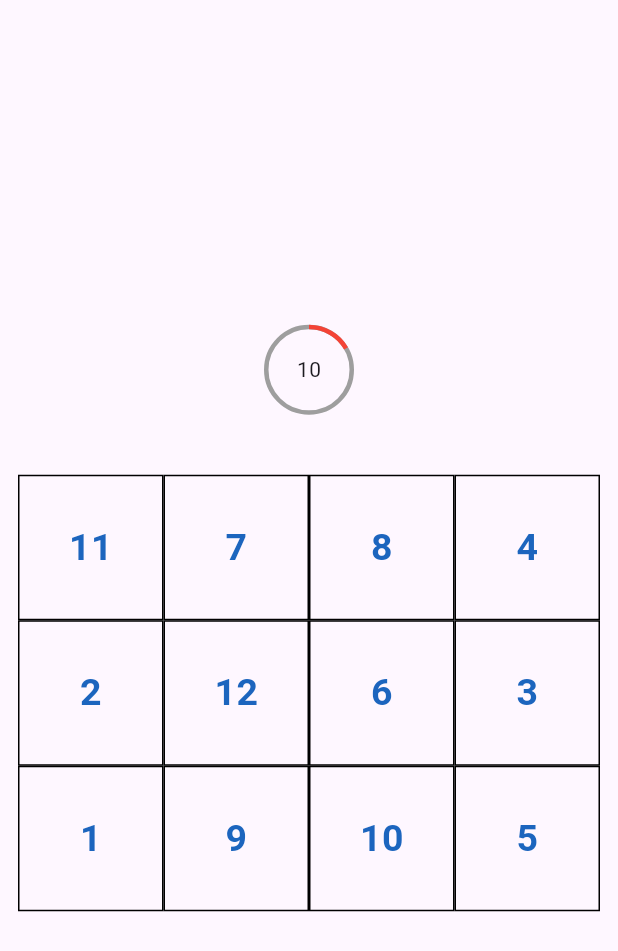
After one commit to Sahil-Kundaliya/my_game, a Flutter app: the BrainTapScreen screen opened by its route, after a tap on "12", after a tap on "11", on a phone screen of 412 x 824 dp. The commit adds this screen. Shown: the top 951 px of the screen. Run offline on Flutter 3.47's test engine with Material 3 defaults, Android fonts, the phone set to English and light mode, and no system bars; drawn by our look-alikes of percent_indicator; our stand-ins replace confetti, flutter_bloc.

Commit message:
Brain Tap game added

```diff
--- /dev/null
+++ b/devtools_options.yaml
@@ -0,0 +1,3 @@
+description: This file stores settings for Dart & Flutter DevTools.
+documentation: https://docs.flutter.dev/tools/devtools/extensions#configure-extension-enablement-states
+extensions:
--- a/lib/constants/app_routes.dart
+++ b/lib/constants/app_routes.dart
@@ -1,5 +1,5 @@
 import 'package:flutter/material.dart';
-import 'package:my_game/features/tic_tac_toe_game/screens/game_screen.dart';
+import 'package:my_game/features/brain_tap/screens/brain_tap_page.dart';
 import 'package:my_game/features/tic_tac_toe_game/screens/tic_tac_toe_game_screen.dart';
 
 import '../features/home/screens/game_menu.dart';
@@ -20,5 +20,6 @@ class AppRoutes {
     ThumbGameScreen.thumbGameScreen: (context) => const ThumbGameScreen(),
     TicTacToeGameScreen.ticTacToeGameScreen: (context) =>
         const TicTacToeGameScreen(),
+    BrainTapScreen.brainTapScreen: (context) => const BrainTapScreen(),
   };
 }
--- /dev/null
+++ b/lib/features/brain_tap/cubits/brain_tap_cubit.dart
@@ -0,0 +1,94 @@
+import 'dart:async';
+
+import 'package:flutter_bloc/flutter_bloc.dart';
+import 'package:my_game/features/brain_tap/cubits/brain_tap_state.dart';
+import 'package:my_game/features/brain_tap/models/number_model.dart';
+import 'package:my_game/utils/global_helper.dart';
+
+class BrainTabCubit extends Cubit<BrainTabState> {
+  BrainTabCubit() : super(BrainTapInitialState()) {
+    emit(BrainTapGameIndexState());
+  }
+  List<NumberModel> allNumber = [];
+  List<int> selectedNumber = [];
+  int selectedGameIndex = 0;
+  List<int> allGameIndex = [12, 16, 25];
+  int gridviewCrossAxisCount = 5;
+  Timer? _ticker;
+  int timerCount = 0;
+  bool playerWin = false;
+
+  loadingGames() {
+    allNumber.clear();
+    for (var i = 0; i < selectedGameIndex; i++) {
+      allNumber.add(NumberModel(
+          number: i + 1, numberColor: GlobalHelper.getRandomColor()));
+    }
+    allNumber.shuffle();
+    _onStartTimer();
+    emit(BrainTapLoadingState());
+  }
+
+  double getTimerPercentage() {
+    double percentage;
+
+    percentage = ((timerCount * 100) / selectedGameIndex) / 100;
+
+    if (percentage <= 0) {
+      percentage = 0;
+    } else if (percentage >= 1) {
+      percentage = 1;
+    }
+    return percentage;
+  }
+
+  void changeGameIndex(int nextIndex) {
+    selectedGameIndex = nextIndex;
+    if (selectedGameIndex == 25) {
+      gridviewCrossAxisCount = 5;
+    } else {
+      gridviewCrossAxisCount = 4;
+    }
+    loadingGames();
+    emit(BrainTapGamesState());
+  }
+
+  void _onStartTimer() {
+    _ticker?.cancel(); // cancel any existing timer
+    timerCount = 0;
+
+    _ticker = Timer.periodic(const Duration(seconds: 1), (timer) {
+      timerCount++;
+      if (timerCount <= selectedGameIndex) {
+        emit(BrainTapGamesState());
+      } else {
+        emit(BrainTapGameOverState());
+
+        timer.cancel();
+      }
+    });
+  }
+
+  void tapNumber(int tap) {
+    if (selectedNumber.isEmpty && tap == 1) {
+      selectedNumber.add(tap);
+      return;
+    } else if (selectedNumber.isNotEmpty && (selectedNumber.last + 1) == tap) {
+      selectedNumber.add(tap);
+    }
+
+    if (allNumber.length == selectedNumber.length) {
+      playerWin = true;
+      _ticker?.cancel();
+      emit(BrainTapGameOverState());
+
+      //win
+    }
+  }
+
+  void restartGame() {
+    playerWin = false;
+    selectedNumber.clear();
+    emit(BrainTapGameIndexState());
+  }
+}
--- /dev/null
+++ b/lib/features/brain_tap/cubits/brain_tap_state.dart
@@ -0,0 +1,13 @@
+abstract class BrainTabState {}
+
+class BrainTapInitialState extends BrainTabState {}
+
+class BrainTapGameIndexState extends BrainTabState {}
+
+class BrainTapLoadingState extends BrainTabState {}
+
+class BrainTapGamesState extends BrainTabState {}
+
+class BrainTapGameOverState extends BrainTabState {}
+
+class UpdateState extends BrainTabState {}
--- /dev/null
+++ b/lib/features/brain_tap/models/number_model.dart
@@ -0,0 +1,7 @@
+import 'package:flutter/material.dart';
+
+class NumberModel {
+  NumberModel({required this.number, required this.numberColor});
+  int number;
+  Color numberColor;
+}
--- /dev/null
+++ b/lib/features/brain_tap/screens/brain_tap_page.dart
@@ -0,0 +1,60 @@
+import 'package:flutter/material.dart';
+import 'package:flutter_bloc/flutter_bloc.dart';
+import 'package:my_game/features/brain_tap/cubits/brain_tap_cubit.dart';
+import 'package:my_game/features/brain_tap/cubits/brain_tap_state.dart';
+import 'package:my_game/features/brain_tap/widgets/brain_tap_game_widget.dart';
+import 'package:my_game/features/brain_tap/widgets/brain_tap_game_over_widget.dart';
+import 'package:my_game/features/brain_tap/widgets/select_game_index.dart';
+
+class BrainTapScreen extends StatelessWidget {
+  const BrainTapScreen({super.key});
+  static const String brainTapScreen = '/BrainTapScreen';
+
+  @override
+  Widget build(BuildContext context) {
+    return Scaffold(
+      body: SafeArea(
+        child: SizedBox(
+          height: MediaQuery.sizeOf(context).height,
+          width: double.infinity,
+          child: BlocProvider<BrainTabCubit>(
+              create: (context) => BrainTabCubit(),
+              child: BlocBuilder<BrainTabCubit, BrainTabState>(
+                  builder: (context, state) {
+                var brainTabCubit = context.read<BrainTabCubit>();
+                if (state is BrainTapGameIndexState) {
+                  return SelectGameIndex(
+                    allGameIndex: brainTabCubit.allGameIndex,
+                    onTap: (index) {
+                      brainTabCubit.changeGameIndex(index);
+                    },
+                  );
+                }
+                if (state is BrainTapGamesState) {
+                  return BrainTapGameWidget(
+                    allNumber: brainTabCubit.allNumber,
+                    gridviewCrossAxisCount:
+                        brainTabCubit.gridviewCrossAxisCount,
+                    timerCounter: brainTabCubit.selectedGameIndex -
+                        brainTabCubit.timerCount,
+                    timerPercentage: brainTabCubit.getTimerPercentage() ?? 0.4,
+                    onTap: (tapValue) {
+                      brainTabCubit.tapNumber(tapValue);
+                    },
+                  );
+                }
+                if (state is BrainTapGameOverState) {
+                  return BrainTapGameOverWidget(
+                    onRestart: () {
+                      brainTabCubit.restartGame();
+                    },
+                    isGameWin: brainTabCubit.playerWin,
+                  );
+                }
+                return const Center(child: CircularProgressIndicator());
+              })),
+        ),
+      ),
+    );
+  }
+}
--- /dev/null
+++ b/lib/features/brain_tap/widgets/brain_tap_game_widget.dart
@@ -0,0 +1,71 @@
+import 'package:flutter/material.dart';
+import 'package:my_game/constants/app_colors.dart';
+import 'package:my_game/features/brain_tap/models/number_model.dart';
+import 'package:percent_indicator/circular_percent_indicator.dart';
+
+class BrainTapGameWidget extends StatelessWidget {
+  const BrainTapGameWidget(
+      {super.key,
+      required this.allNumber,
+      required this.timerCounter,
+      required this.gridviewCrossAxisCount,
+      required this.timerPercentage,
+      required this.onTap});
+  final int timerCounter, gridviewCrossAxisCount;
+  final List<NumberModel> allNumber;
+  final double timerPercentage;
+  final Function(int) onTap;
+
+  @override
+  Widget build(BuildContext context) {
+    return Column(
+      mainAxisAlignment: MainAxisAlignment.center,
+      children: [
+        Padding(
+          padding: const EdgeInsets.only(bottom: 40),
+          child: CircularPercentIndicator(
+            radius: 30.0,
+            lineWidth: 3.0,
+            percent: timerPercentage ?? 0.4,
+            center: Text(timerCounter.toString()),
+            progressColor: Colors.red,
+            backgroundColor: AppColors.greyColor,
+          ),
+        ),
+        Padding(
+          padding: const EdgeInsets.symmetric(horizontal: 12),
+          child: GridView.count(
+            crossAxisCount: gridviewCrossAxisCount,
+            shrinkWrap: true,
+            children: List.generate(
+              allNumber.length,
+              (index) {
+                var numberIndex = allNumber[index];
+                return GestureDetector(
+                  onTap: () {
+                    onTap(numberIndex.number);
+                  },
+                  behavior: HitTestBehavior.opaque,
+                  child: Container(
+                    decoration: BoxDecoration(
+                        border: Border.all(color: AppColors.blackColor)),
+                    child: Center(
+                      child: Text(
+                        numberIndex.number.toString(),
+                        style: TextStyle(
+                            // decoration: TextDecoration.lineThrough,
+                            fontSize: 25,
+                            fontWeight: FontWeight.bold,
+                            color: numberIndex.numberColor),
+                      ),
+                    ),
+                  ),
+                );
+              },
+            ),
+          ),
+        )
+      ],
+    );
+  }
+}
--- /dev/null
+++ b/lib/features/brain_tap/widgets/select_game_index.dart
@@ -0,0 +1,63 @@
+import 'package:flutter/material.dart';
+import 'package:my_game/constants/app_colors.dart';
+
+class SelectGameIndex extends StatelessWidget {
+  const SelectGameIndex(
+      {super.key, required this.allGameIndex, required this.onTap});
+  final List<int> allGameIndex;
+  final Function(int) onTap;
+
+  @override
+  Widget build(BuildContext context) {
+    return Column(
+      mainAxisAlignment: MainAxisAlignment.center,
+      children: [
+        const Text(
+          "Brain Tap",
+          style: TextStyle(
+              fontSize: 25,
+              fontWeight: FontWeight.bold,
+              color: AppColors.blackColor),
+        ),
+        const Text(
+          "Just pick",
+          style: TextStyle(
+              fontSize: 18,
+              fontWeight: FontWeight.bold,
+              color: AppColors.greyColor),
+        ),
+        const SizedBox(
+          height: 40,
+        ),
+        Row(
+          mainAxisAlignment: MainAxisAlignment.center,
+          spacing: 10,
+          children: List.generate(
+            allGameIndex.length,
+            (index) {
+              return GestureDetector(
+                onTap: () {
+                  onTap(allGameIndex[index]);
+                },
+                child: Container(
+                  decoration: BoxDecoration(
+                      color: AppColors.amberColor,
+                      borderRadius: BorderRadius.circular(10)),
+                  child: Padding(
+                    padding: const EdgeInsets.symmetric(
+                        horizontal: 30, vertical: 10),
+                    child: Text(
+                      allGameIndex[index].toString(),
+                      style: const TextStyle(
+                          fontSize: 25, fontWeight: FontWeight.bold),
+                    ),
+                  ),
+                ),
+              );
+            },
+          ),
+        )
+      ],
+    );
+  }
+}
--- a/lib/features/home/screens/game_menu.dart
+++ b/lib/features/home/screens/game_menu.dart
@@ -5,8 +5,6 @@
 import 'package:flutter/material.dart';
 import 'package:flutter_bloc/flutter_bloc.dart';
 
-import '../../number_game/screens/number_game.dart';
-import '../../thumb_game/screens/thumb_page.dart';
 
 class GameMenuScreen extends StatelessWidget {
   const GameMenuScreen({super.key});
--- a/lib/features/number_game/screens/number_game.dart
+++ b/lib/features/number_game/screens/number_game.dart
@@ -352,7 +352,7 @@ class NumberGameScreen extends StatelessWidget {
                         backgroundColor: Colors.grey, // Background color
 
                         elevation: 5, // Shadow under the button
-                        padding: EdgeInsets.fromLTRB(10, 0, 10, 0),
+                        padding: const EdgeInsets.fromLTRB(10, 0, 10, 0),
                         shape: RoundedRectangleBorder(
                           borderRadius:
                               BorderRadius.circular(20), // Rounded corners
--- a/lib/features/tic_tac_toe_game/cubits/tic_tac_toe_cubite.dart
+++ b/lib/features/tic_tac_toe_game/cubits/tic_tac_toe_cubite.dart
@@ -49,8 +49,8 @@ class TicTacToeCubite extends Cubit<TicTacToeState> {
   }
 
   void onTap(int index) {
-    if (board![index] == "") {
-      board![index] = lastValue;
+    if (board[index] == "") {
+      board[index] = lastValue;
       turn++;
       gameOver = winnerCheck(lastValue, index, scoreboard, 3);
 
--- a/lib/features/tic_tac_toe_game/screens/tic_tac_toe_game_screen.dart
+++ b/lib/features/tic_tac_toe_game/screens/tic_tac_toe_game_screen.dart
@@ -92,7 +92,7 @@ class TicTacToeGameScreen extends StatelessWidget {
                                     ticTacToeCubite.board[index],
                                     style: TextStyle(
                                       color:
-                                          ticTacToeCubite.board![index] == "X"
+                                          ticTacToeCubite.board[index] == "X"
                                               ? Colors.blue
                                               : Colors.pink,
                                       fontSize: 54.0,
--- /dev/null
+++ b/lib/utils/global_helper.dart
@@ -0,0 +1,14 @@
+import 'dart:math';
+import 'dart:ui';
+
+class GlobalHelper {
+  static Color getRandomColor() {
+    Random random = Random();
+    return Color.fromARGB(
+      255, // full opacity
+      random.nextInt(256), // red (0-255)
+      random.nextInt(256), // green (0-255)
+      random.nextInt(256), // blue (0-255)
+    );
+  }
+}
--- a/pubspec.yaml
+++ b/pubspec.yaml
@@ -37,6 +37,7 @@ dependencies:
   cupertino_icons: ^1.0.2
   flutter_bloc: ^8.1.6
   confetti: ^0.8.0
+  percent_indicator: ^4.2.5
 
 dev_dependencies:
   flutter_test:
```
Also changed, not shown: lib/features/brain_tap/widgets/brain_tap_game_over_widget.dart (added, +66 -0 lines), lib/features/home/cubits/home_cubit.dart (+6 -2 lines), pubspec.lock, 1 other file.
